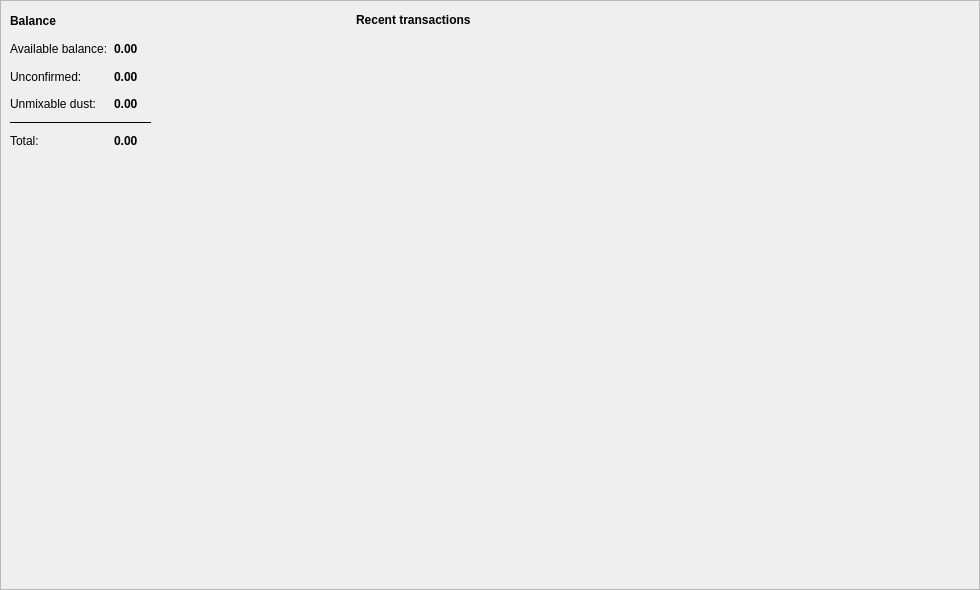
This is src/gui/ui/overviewframe.ui in seredat/karbowanecwallet as Qt 5 draws it before an edit. The edited form follows.
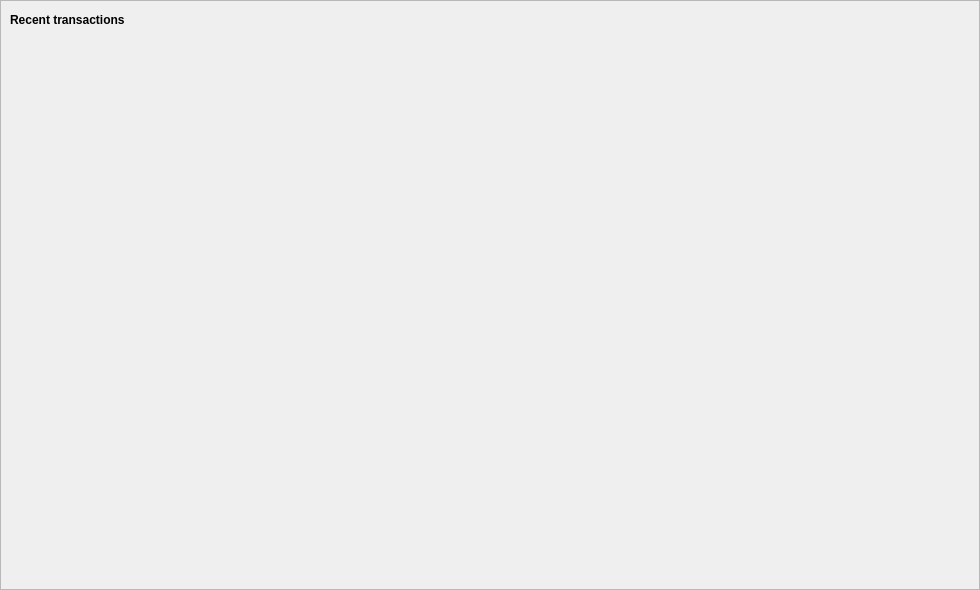
This is the edited form.

Commit message: Remove balance from overview frame since it's moved to account frame (always on top)

Patch:
```diff
--- a/src/gui/ui/overviewframe.ui
+++ b/src/gui/ui/overviewframe.ui
@@ -19,7 +19,7 @@
   <property name="frameShadow">
    <enum>QFrame::Raised</enum>
   </property>
-  <layout class="QGridLayout" name="gridLayout" columnstretch="35,65">
+  <layout class="QGridLayout" name="gridLayout" columnstretch="35">
    <property name="sizeConstraint">
     <enum>QLayout::SetDefaultConstraint</enum>
    </property>
@@ -41,191 +41,7 @@
    <property name="verticalSpacing">
     <number>0</number>
    </property>
-   <item row="0" column="0">
-    <widget class="QFrame" name="m_overviewWalletFrame">
-     <property name="minimumSize">
-      <size>
-       <width>0</width>
-       <height>160</height>
-      </size>
-     </property>
-     <property name="maximumSize">
-      <size>
-       <width>16777215</width>
-       <height>160</height>
-      </size>
-     </property>
-     <property name="frameShape">
-      <enum>QFrame::NoFrame</enum>
-     </property>
-     <property name="frameShadow">
-      <enum>QFrame::Raised</enum>
-     </property>
-     <layout class="QGridLayout" name="gridLayout_2">
-      <item row="6" column="2">
-       <widget class="QLabel" name="m_tickerLabel3">
-        <property name="text">
-         <string notr="true"/>
-        </property>
-       </widget>
-      </item>
-      <item row="6" column="1">
-       <widget class="QLabel" name="m_totalBalanceLabel">
-        <property name="font">
-         <font>
-          <weight>75</weight>
-          <bold>true</bold>
-         </font>
-        </property>
-        <property name="text">
-         <string notr="true">0.00</string>
-        </property>
-       </widget>
-      </item>
-      <item row="3" column="0">
-       <widget class="QLabel" name="label_4">
-        <property name="text">
-         <string>Unconfirmed:</string>
-        </property>
-       </widget>
-      </item>
-      <item row="0" column="0">
-       <widget class="QLabel" name="label">
-        <property name="font">
-         <font>
-          <weight>75</weight>
-          <bold>true</bold>
-         </font>
-        </property>
-        <property name="text">
-         <string>Balance</string>
-        </property>
-       </widget>
-      </item>
-      <item row="6" column="0">
-       <widget class="QLabel" name="label_6">
-        <property name="text">
-         <string>Total:</string>
-        </property>
-       </widget>
-      </item>
-      <item row="1" column="2">
-       <widget class="QLabel" name="m_tickerLabel1">
-        <property name="text">
-         <string notr="true"/>
-        </property>
-       </widget>
-      </item>
-      <item row="1" column="1">
-       <widget class="QLabel" name="m_actualBalanceLabel">
-        <property name="font">
-         <font>
-          <weight>75</weight>
-          <bold>true</bold>
-         </font>
-        </property>
-        <property name="text">
-         <string notr="true">0.00</string>
-        </property>
-       </widget>
-      </item>
-      <item row="1" column="0">
-       <widget class="QLabel" name="label_2">
-        <property name="text">
-         <string>Available balance:</string>
-        </property>
-       </widget>
-      </item>
-      <item row="3" column="1">
-       <widget class="QLabel" name="m_pendingBalanceLabel">
-        <property name="font">
-         <font>
-          <weight>75</weight>
-          <bold>true</bold>
-         </font>
-        </property>
-        <property name="text">
-         <string notr="true">0.00</string>
-        </property>
-       </widget>
-      </item>
-      <item row="3" column="3">
-       <spacer name="horizontalSpacer_2">
-        <property name="orientation">
-         <enum>Qt::Horizontal</enum>
-        </property>
-        <property name="sizeHint" stdset="0">
-         <size>
-          <width>40</width>
-          <height>20</height>
-         </size>
-        </property>
-       </spacer>
-      </item>
-      <item row="3" column="2">
-       <widget class="QLabel" name="m_tickerLabel2">
-        <property name="text">
-         <string notr="true"/>
-        </property>
-       </widget>
-      </item>
-      <item row="4" column="0">
-       <widget class="QLabel" name="label_3">
-        <property name="text">
-         <string>Unmixable dust:</string>
-        </property>
-       </widget>
-      </item>
-      <item row="4" column="1">
-       <widget class="QLabel" name="m_unmixableBalanceLabel">
-        <property name="font">
-         <font>
-          <weight>75</weight>
-          <bold>true</bold>
-         </font>
-        </property>
-        <property name="text">
-         <string>0.00</string>
-        </property>
-       </widget>
-      </item>
-      <item row="4" column="2">
-       <widget class="QLabel" name="m_tickerLabel4">
-        <property name="text">
-         <string/>
-        </property>
-       </widget>
-      </item>
-      <item row="5" column="0" colspan="3">
-       <widget class="Line" name="line">
-        <property name="frameShadow">
-         <enum>QFrame::Plain</enum>
-        </property>
-        <property name="orientation">
-         <enum>Qt::Horizontal</enum>
-        </property>
-       </widget>
-      </item>
-     </layout>
-    </widget>
-   </item>
-   <item row="1" column="0" rowspan="2">
-    <spacer name="verticalSpacer">
-     <property name="orientation">
-      <enum>Qt::Vertical</enum>
-     </property>
-     <property name="sizeType">
-      <enum>QSizePolicy::Expanding</enum>
-     </property>
-     <property name="sizeHint" stdset="0">
-      <size>
-       <width>20</width>
-       <height>425</height>
-      </size>
-     </property>
-    </spacer>
-   </item>
-   <item row="0" column="1" rowspan="3">
+   <item row="0" column="0" rowspan="2">
     <widget class="QFrame" name="frame_2">
      <property name="minimumSize">
       <size>
```
The commit also changes 2 other files.
